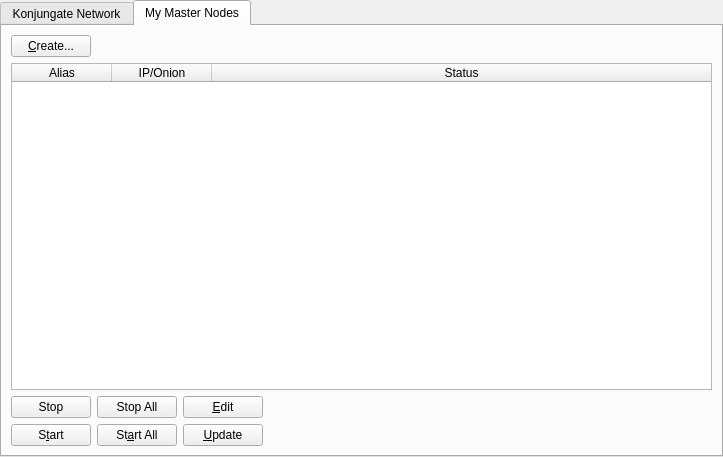
Old version of the form src/qt/forms/masternodemanager.ui in the repository Konjungate/Konjungate-Core.
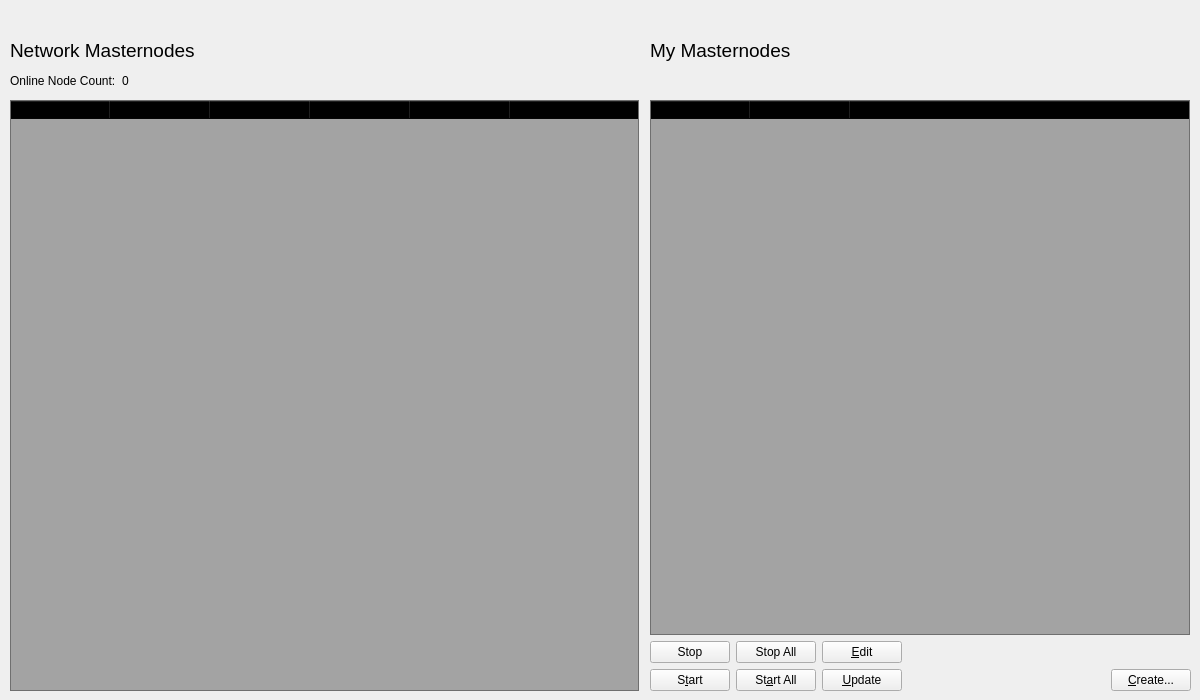
New version of the form.

What changed in the file:
```diff
--- a/src/qt/forms/masternodemanager.ui
+++ b/src/qt/forms/masternodemanager.ui
@@ -6,8 +6,8 @@
    <rect>
     <x>0</x>
     <y>0</y>
-    <width>723</width>
-    <height>457</height>
+    <width>1200</width>
+    <height>700</height>
    </rect>
   </property>
   <property name="windowTitle">
@@ -16,161 +16,38 @@
   <property name="styleSheet">
    <string notr="true"/>
   </property>
-  <layout class="QVBoxLayout" name="topLayout">
-   <property name="leftMargin">
-    <number>0</number>
+  <widget class="QWidget" name="">
+   <property name="geometry">
+    <rect>
+     <x>650</x>
+     <y>100</y>
+     <width>541</width>
+     <height>591</height>
+    </rect>
    </property>
-   <property name="topMargin">
-    <number>0</number>
-   </property>
-   <property name="rightMargin">
-    <number>0</number>
-   </property>
-   <property name="bottomMargin">
-    <number>0</number>
-   </property>
-   <item>
-    <layout class="QVBoxLayout" name="verticalLayout">
-     <property name="bottomMargin">
-      <number>0</number>
-     </property>
-     <item>
-      <widget class="QTabWidget" name="tabWidget">
-       <property name="currentIndex">
-        <number>1</number>
-       </property>
-       <widget class="QWidget" name="tab">
-        <attribute name="title">
-         <string>Konjungate Network</string>
-        </attribute>
-        <layout class="QGridLayout" name="gridLayout">
-         <item row="1" column="0">
-          <widget class="QTableWidget" name="tableWidgetMasternodes">
-           <property name="editTriggers">
-            <set>QAbstractItemView::NoEditTriggers</set>
-           </property>
-           <property name="alternatingRowColors">
-            <bool>true</bool>
-           </property>
-           <property name="selectionBehavior">
-            <enum>QAbstractItemView::SelectRows</enum>
-           </property>
-           <property name="sortingEnabled">
-            <bool>true</bool>
-           </property>
-           <attribute name="horizontalHeaderStretchLastSection">
-            <bool>true</bool>
-           </attribute>
-           <column>
-            <property name="text">
-             <string>Address</string>
-            </property>
-           </column>
-           <column>
-            <property name="text">
-             <string>Protocol</string>
-            </property>
-           </column>
-           <column>
-            <property name="text">
-             <string>Active</string>
-            </property>
-           </column>
-           <column>
-            <property name="text">
-             <string>Active (secs)</string>
-            </property>
-           </column>
-           <column>
-            <property name="text">
-             <string>Last Seen</string>
-            </property>
-           </column>
-           <column>
-            <property name="text">
-             <string>Pubkey</string>
-            </property>
-           </column>
-          </widget>
-         </item>
-         <item row="0" column="0">
-          <layout class="QHBoxLayout" name="horizontalLayout_3">
-           <property name="bottomMargin">
-            <number>0</number>
-           </property>
-           <item>
-            <widget class="QLabel" name="label_2">
-             <property name="text">
-              <string>Konjungate Node Count:</string>
-             </property>
-            </widget>
-           </item>
-           <item>
-            <widget class="QLabel" name="countLabel">
-             <property name="text">
-              <string>0</string>
-             </property>
-            </widget>
-           </item>
-           <item>
-            <spacer name="horizontalSpacer_3">
-             <property name="orientation">
-              <enum>Qt::Horizontal</enum>
-             </property>
-             <property name="sizeHint" stdset="0">
-              <size>
-               <width>40</width>
-               <height>20</height>
-              </size>
-             </property>
-            </spacer>
-           </item>
-          </layout>
-         </item>
-        </layout>
-       </widget>
-       <widget class="QWidget" name="tab_2">
-        <attribute name="title">
-         <string>My Master Nodes</string>
-        </attribute>
-        <layout class="QGridLayout" name="gridLayout_2">
-         <item row="0" column="0">
           <layout class="QVBoxLayout" name="verticalLayout_2">
            <property name="bottomMargin">
             <number>0</number>
            </property>
-           <item>
-            <layout class="QHBoxLayout" name="horizontalLayout">
-             <item>
-              <widget class="QPushButton" name="createButton">
-               <property name="text">
-                <string>&amp;Create...</string>
-               </property>
-              </widget>
-             </item>
-             <item>
-              <spacer name="horizontalSpacer">
-               <property name="orientation">
-                <enum>Qt::Horizontal</enum>
-               </property>
-               <property name="sizeHint" stdset="0">
-                <size>
-                 <width>40</width>
-                 <height>20</height>
-                </size>
-               </property>
-              </spacer>
-             </item>
-            </layout>
-           </item>
            <item>
             <widget class="QTableWidget" name="tableWidget_2">
              <property name="minimumSize">
               <size>
-               <width>695</width>
+        <width>400</width>
                <height>0</height>
               </size>
              </property>
+      <property name="maximumSize">
+       <size>
+        <width>540</width>
+        <height>16777215</height>
+       </size>
+      </property>
+      <property name="styleSheet">
+       <string notr="true">background: transparent;
+background-color: rgb(20, 20, 20, 0.35);
+</string>
+      </property>
              <property name="editTriggers">
               <set>QAbstractItemView::NoEditTriggers</set>
              </property>
@@ -290,17 +167,198 @@
                </property>
               </spacer>
              </item>
+      <item>
+       <widget class="QPushButton" name="createButton">
+        <property name="text">
+         <string>&amp;Create...</string>
+        </property>
+       </widget>
+      </item>
             </layout>
            </item>
           </layout>
-         </item>
-        </layout>
-       </widget>
-      </widget>
-     </item>
-    </layout>
-   </item>
-  </layout>
+  </widget>
+  <widget class="QWidget" name="">
+   <property name="geometry">
+    <rect>
+     <x>10</x>
+     <y>70</y>
+     <width>471</width>
+     <height>22</height>
+    </rect>
+   </property>
+   <layout class="QHBoxLayout" name="horizontalLayout_3">
+    <property name="bottomMargin">
+     <number>0</number>
+    </property>
+    <item>
+     <widget class="QLabel" name="label_2">
+      <property name="text">
+       <string>Online Node Count:</string>
+      </property>
+     </widget>
+    </item>
+    <item>
+     <widget class="QLabel" name="countLabel">
+      <property name="text">
+       <string>0</string>
+      </property>
+     </widget>
+    </item>
+    <item>
+     <spacer name="horizontalSpacer_3">
+      <property name="orientation">
+       <enum>Qt::Horizontal</enum>
+      </property>
+      <property name="sizeHint" stdset="0">
+       <size>
+        <width>40</width>
+        <height>20</height>
+       </size>
+      </property>
+     </spacer>
+    </item>
+   </layout>
+  </widget>
+  <widget class="QTableWidget" name="tableWidgetMasternodes">
+   <property name="geometry">
+    <rect>
+     <x>10</x>
+     <y>100</y>
+     <width>629</width>
+     <height>591</height>
+    </rect>
+   </property>
+   <property name="styleSheet">
+    <string notr="true">background: transparent;
+background-color: rgb(20, 20, 20, 0.35);</string>
+   </property>
+   <property name="editTriggers">
+    <set>QAbstractItemView::NoEditTriggers</set>
+   </property>
+   <property name="alternatingRowColors">
+    <bool>true</bool>
+   </property>
+   <property name="selectionBehavior">
+    <enum>QAbstractItemView::SelectRows</enum>
+   </property>
+   <property name="sortingEnabled">
+    <bool>true</bool>
+   </property>
+   <attribute name="horizontalHeaderStretchLastSection">
+    <bool>true</bool>
+   </attribute>
+   <column>
+    <property name="text">
+     <string>Address</string>
+    </property>
+   </column>
+   <column>
+    <property name="text">
+     <string>Protocol</string>
+    </property>
+   </column>
+   <column>
+    <property name="text">
+     <string>Active</string>
+    </property>
+   </column>
+   <column>
+    <property name="text">
+     <string>Active (secs)</string>
+    </property>
+   </column>
+   <column>
+    <property name="text">
+     <string>Last Seen</string>
+    </property>
+   </column>
+   <column>
+    <property name="text">
+     <string>Pubkey</string>
+    </property>
+   </column>
+  </widget>
+  <widget class="QWidget" name="layoutWidget">
+   <property name="geometry">
+    <rect>
+     <x>650</x>
+     <y>30</y>
+     <width>471</width>
+     <height>41</height>
+    </rect>
+   </property>
+   <layout class="QHBoxLayout" name="horizontalLayout_6">
+    <property name="bottomMargin">
+     <number>0</number>
+    </property>
+    <item>
+     <widget class="QLabel" name="label_3">
+      <property name="font">
+       <font>
+        <pointsize>14</pointsize>
+       </font>
+      </property>
+      <property name="text">
+       <string>My Masternodes</string>
+      </property>
+     </widget>
+    </item>
+    <item>
+     <spacer name="horizontalSpacer_4">
+      <property name="orientation">
+       <enum>Qt::Horizontal</enum>
+      </property>
+      <property name="sizeHint" stdset="0">
+       <size>
+        <width>40</width>
+        <height>20</height>
+       </size>
+      </property>
+     </spacer>
+    </item>
+   </layout>
+  </widget>
+  <widget class="QWidget" name="layoutWidget_2">
+   <property name="geometry">
+    <rect>
+     <x>10</x>
+     <y>30</y>
+     <width>471</width>
+     <height>41</height>
+    </rect>
+   </property>
+   <layout class="QHBoxLayout" name="horizontalLayout_7">
+    <property name="bottomMargin">
+     <number>0</number>
+    </property>
+    <item>
+     <widget class="QLabel" name="label_4">
+      <property name="font">
+       <font>
+        <pointsize>14</pointsize>
+       </font>
+      </property>
+      <property name="text">
+       <string>Network Masternodes</string>
+      </property>
+     </widget>
+    </item>
+    <item>
+     <spacer name="horizontalSpacer_6">
+      <property name="orientation">
+       <enum>Qt::Horizontal</enum>
+      </property>
+      <property name="sizeHint" stdset="0">
+       <size>
+        <width>40</width>
+        <height>20</height>
+       </size>
+      </property>
+     </spacer>
+    </item>
+   </layout>
+  </widget>
  </widget>
  <resources/>
  <connections/>
```
Lines whose indentation alone changed are shown as unchanged.
